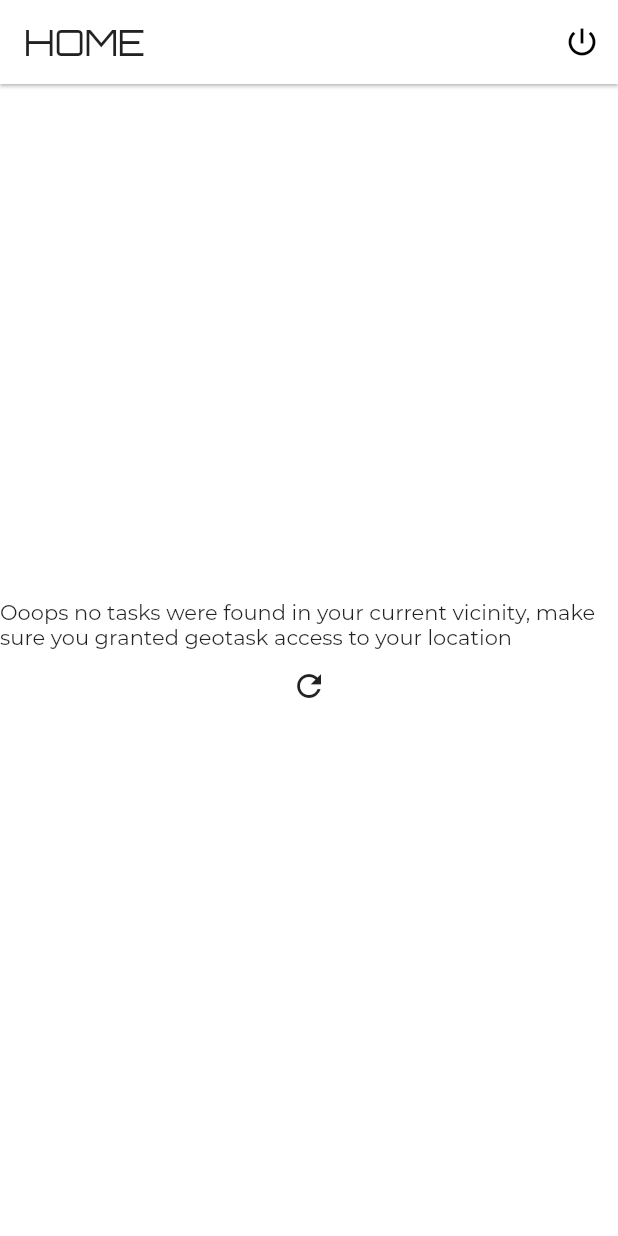
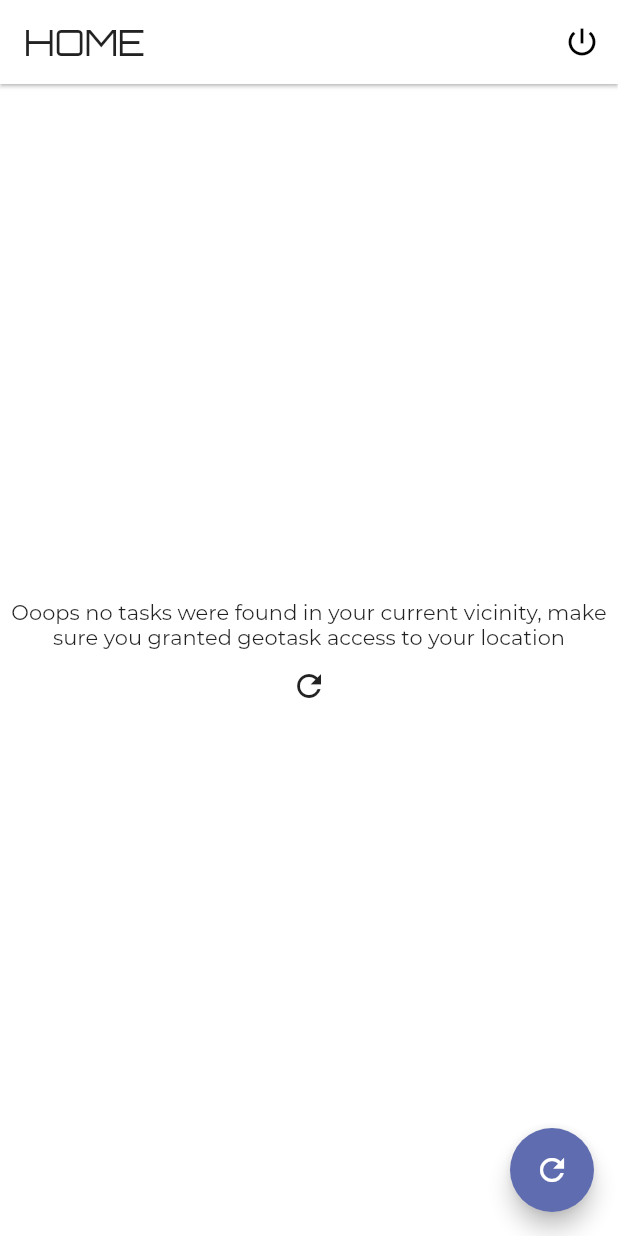
Before and after one commit to dirisujesse/geotasks, a Flutter app: the HomePage screen opened by its route, after a tap on the "refresh" icon, on a phone screen of 412 x 824 dp. Run offline on Flutter 3.47's test engine with Material 2 defaults, Android fonts, the phone set to English and light mode, and no system bars; our stand-ins replace camera, dio, geolocator, google_maps_flutter, permission_handler, shared_preferences; accounts and stored records are empty.

Commit message:
Minor Modifications

```diff
--- a/lib/pages/camera.dart
+++ b/lib/pages/camera.dart
@@ -1,5 +1,4 @@
 import 'dart:async';
-import 'dart:io';
 
 import 'package:camera/camera.dart';
 import 'package:flutter/material.dart';
--- a/lib/pages/home.dart
+++ b/lib/pages/home.dart
@@ -1,55 +1,53 @@
 import 'package:flutter/material.dart';
 import 'package:geolocator/geolocator.dart';
-import 'package:geotasks/models/coordinates.dart';
 import 'package:geotasks/models/task.dart';
-import 'package:geotasks/services/distance_parser.dart';
-import 'package:geotasks/services/http.dart';
+import 'package:geotasks/services/location.dart';
 import 'package:geotasks/style/colors.dart';
 
-Position pos;
 
-Future<List<Task>> _getTasks() async {
-  try {
-    pos = await Geolocator().getCurrentPosition();
-    List<dynamic> locs =
-        await HttpService.searchNearby("${pos.latitude},${pos.longitude}");
-    return List<Task>.generate(
-      locs.length,
-      (int idx) {
-        Map<String, dynamic> task = locs[idx];
-        return Task(
-          name: task["name"],
-          object: task["icon"],
-          isCompleted: false,
-          lat: task["geometry"]["location"]["lat"],
-          long: task["geometry"]["location"]["lng"],
-          vicinity: task["vicinity"],
-          distance: humanizeDistance(
-            Coordinates(
-              latitude: pos.latitude,
-              longitude: pos.longitude,
+
+class HomePage extends StatefulWidget {
+  @override
+  State<StatefulWidget> createState() => HomePageState();
+}
+
+class HomePageState extends State<HomePage> {
+  ValueNotifier<Future<List<Task>>> future;
+  BuildContext _ctx;
+
+  @override
+  initState() {
+    future = ValueNotifier(getTasks(context));
+    super.initState();
+  }
+
+  Widget _errorWidget(BuildContext context) {
+    return Center(
+      child: Column(
+        mainAxisSize: MainAxisSize.min,
+        children: <Widget>[
+          Text(
+            "Ooops no tasks were found in your current vicinity, make sure you granted geotask access to your location",
+            textAlign: TextAlign.center,
           ),
-            Coordinates(
-              latitude: task["geometry"]["location"]["lat"],
-              longitude: task["geometry"]["location"]["lng"],
-            ),
+          IconButton(
+            icon: Icon(Icons.refresh),
+            onPressed: () => future.value = getTasks(_ctx ?? context),
+          )
+        ],
       ),
     );
-      },
-    );
-  } catch (e) {
-    return [];
-  }
   }
 
-ValueNotifier<Future<List<Task>>> future = ValueNotifier(_getTasks());
-
-class HomePage extends StatelessWidget {
   @override
   Widget build(BuildContext context) {
     final height = MediaQuery.of(context).size.height;
     final width = MediaQuery.of(context).size.width;
     return Scaffold(
+      floatingActionButton: FloatingActionButton(
+        child: Icon(Icons.refresh),
+        onPressed: () => future.value = getTasks(context),
+      ),
       appBar: AppBar(
         elevation: 1,
         automaticallyImplyLeading: false,
@@ -65,7 +63,10 @@ class HomePage extends StatelessWidget {
           )
         ],
       ),
-      body: Container(
+      body: Builder(
+        builder: (context) {
+          _ctx = context;
+          return Container(
             height: height,
             width: width,
             child: ValueListenableBuilder(
@@ -80,37 +81,14 @@ class HomePage extends StatelessWidget {
                       );
                     } else {
                       if (data.hasError) {
-                    return Center(
-                      child: Column(
-                        mainAxisSize: MainAxisSize.min,
-                        children: <Widget>[
-                          Text(
-                              "Ooops no tasks were found in your current vicinity"),
-                          IconButton(
-                            icon: Icon(Icons.refresh),
-                            onPressed: () => future.value = _getTasks(),
-                          )
-                        ],
-                      ),
-                    );
+                        return _errorWidget(context);
                       }
                       if (data.data.length == 0) {
-                    return Center(
-                      child: Column(
-                        mainAxisSize: MainAxisSize.min,
-                        children: <Widget>[
-                          Text(
-                              "Ooops no tasks were found in your current vicinity, make sure you granted geotask access to your location"),
-                          IconButton(
-                            icon: Icon(Icons.refresh),
-                            onPressed: () => future.value = _getTasks(),
-                          )
-                        ],
-                      ),
-                    );
+                        return _errorWidget(context);
                       }
                       return ListView.builder(
-                    padding: EdgeInsets.symmetric(vertical: 10, horizontal: 20),
+                        padding:
+                            EdgeInsets.symmetric(vertical: 10, horizontal: 20),
                         itemCount: data.data.length,
                         itemBuilder: (context, int idx) {
                           final Task task = data.data[idx];
@@ -120,7 +98,7 @@ class HomePage extends StatelessWidget {
                               mainAxisAlignment: MainAxisAlignment.start,
                               children: <Widget>[
                                 Text(
-                              "${data.data.length} locations were found near you",
+                                  "${data.data.length} tasks were found near you",
                                   style: TextStyle(fontSize: 20),
                                 ),
                                 SizedBox(
@@ -142,7 +120,8 @@ class HomePage extends StatelessWidget {
                                         arguments: {
                                           "task": task,
                                           "loc": pos ??
-                                          Position(latitude: 0, longitude: 0)
+                                              Position(
+                                                  latitude: 0, longitude: 0)
                                         },
                                       );
                                       // future.dispose();
@@ -167,8 +146,8 @@ class HomePage extends StatelessWidget {
                                   '/task',
                                   arguments: {
                                     "task": task,
-                                "loc":
-                                    pos ?? Position(latitude: 0, longitude: 0)
+                                    "loc": pos ??
+                                        Position(latitude: 0, longitude: 0)
                                   },
                                 );
                                 // future.dispose();
@@ -182,7 +161,15 @@ class HomePage extends StatelessWidget {
                 );
               },
             ),
+          );
+        },
       ),
     );
   }
+
+  @override
+  void dispose() {
+    future.dispose();
+    super.dispose();
   }
+}
--- a/lib/services/http.dart
+++ b/lib/services/http.dart
@@ -6,7 +6,7 @@ class HttpService {
   static List<dynamic> crudeCache;
   static DateTime lastCacheTime;
   static Dio http = new Dio(
-    BaseOptions(connectTimeout: 1000 * 120),
+    BaseOptions(connectTimeout: 1000 * 5, receiveTimeout: 1000 * 5),
   );
   static String url =
       "https://maps.googleapis.com/maps/api/place/nearbysearch/json";
--- /dev/null
+++ b/lib/services/location.dart
@@ -0,0 +1,81 @@
+import 'package:flutter/material.dart';
+import 'package:geolocator/geolocator.dart';
+import 'package:geotasks/models/coordinates.dart';
+import 'package:geotasks/models/task.dart';
+import 'package:geotasks/services/distance_parser.dart';
+import 'package:geotasks/services/http.dart';
+import 'package:permission_handler/permission_handler.dart';
+
+Position pos;
+PermissionHandler _permissionHandler = PermissionHandler();
+Geolocator geo = Geolocator();
+
+_showSnack(BuildContext context, {String content}) {
+  Scaffold.of(context).showSnackBar(SnackBar(
+    content: Text(
+      content,
+      textAlign: TextAlign.center,
+    ),
+    behavior: SnackBarBehavior.floating,
+  ));
+}
+
+Future<List<Task>> getTasks(BuildContext context) async {
+  try {
+    final GeolocationStatus hasPerm =
+        await geo.checkGeolocationPermissionStatus();
+    if (hasPerm == GeolocationStatus.denied ||
+        hasPerm == GeolocationStatus.unknown) {
+      await _permissionHandler.requestPermissions(
+        [PermissionGroup.location],
+      );
+      return [];
+    } else if (hasPerm == GeolocationStatus.disabled) {
+      _showSnack(
+        context,
+        content:
+            "Please turn on the location service on your device to use this app",
+      );
+      return [];
+    } else {
+      final bool locationServiceActive = await geo.isLocationServiceEnabled();
+      if (!locationServiceActive) {
+        _showSnack(
+          context,
+          content:
+              "Please turn on the location service on your device to use this app",
+        );
+        return [];
+      }
+      pos = await geo.getCurrentPosition();
+      List<dynamic> locs = await HttpService.searchNearby(
+          "${pos?.latitude ?? 0},${pos?.longitude ?? 0}");
+      return List<Task>.generate(
+        locs.length,
+        (int idx) {
+          Map<String, dynamic> task = locs[idx];
+          return Task(
+            name: task["name"],
+            object: task["icon"],
+            isCompleted: false,
+            lat: task["geometry"]["location"]["lat"],
+            long: task["geometry"]["location"]["lng"],
+            vicinity: task["vicinity"],
+            distance: humanizeDistance(
+              Coordinates(
+                latitude: pos.latitude,
+                longitude: pos.longitude,
+              ),
+              Coordinates(
+                latitude: task["geometry"]["location"]["lat"],
+                longitude: task["geometry"]["location"]["lng"],
+              ),
+            ),
+          );
+        },
+      );
+    }
+  } catch (e) {
+    return [];
+  }
+}
--- a/pubspec.yaml
+++ b/pubspec.yaml
@@ -25,7 +25,7 @@ dependencies:
   google_maps_flutter: ^0.5.21+15
   path: ^1.6.4
   path_provider: ^1.5.1
-  # permission_handler: '^4.0.0'
+  permission_handler: '^4.0.0'
   # provider: ^4.0.0
   shared_preferences: ^0.5.6
   url_launcher: ^5.4.1
```
Also changed, not shown: lib/pages/task.dart (+22 -9 lines), pubspec.lock, 3 other files. Lines whose indentation alone changed are shown as unchanged.
